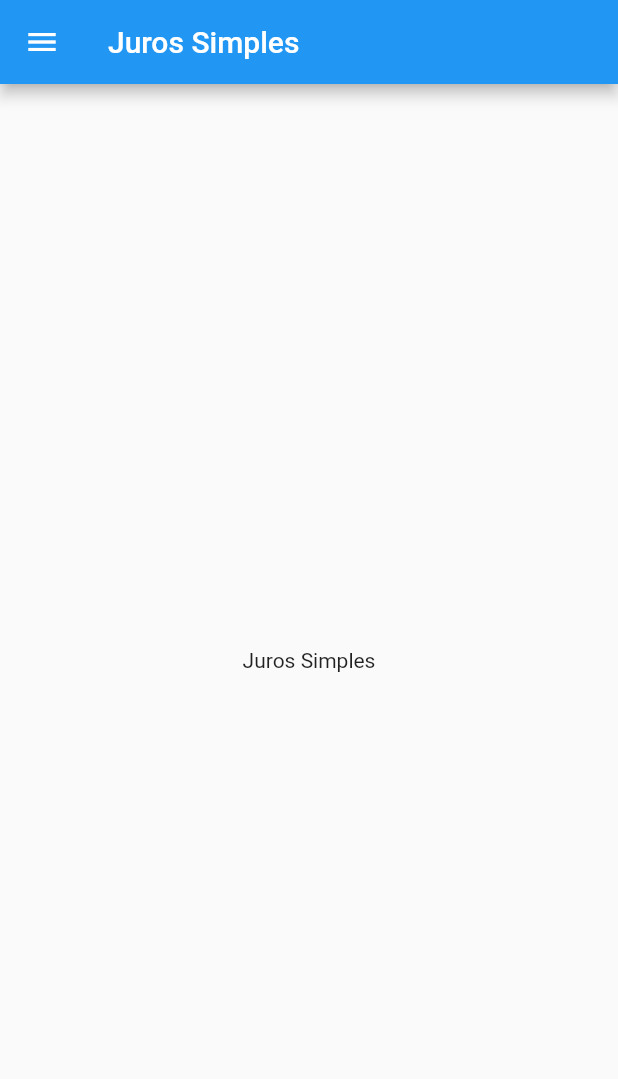
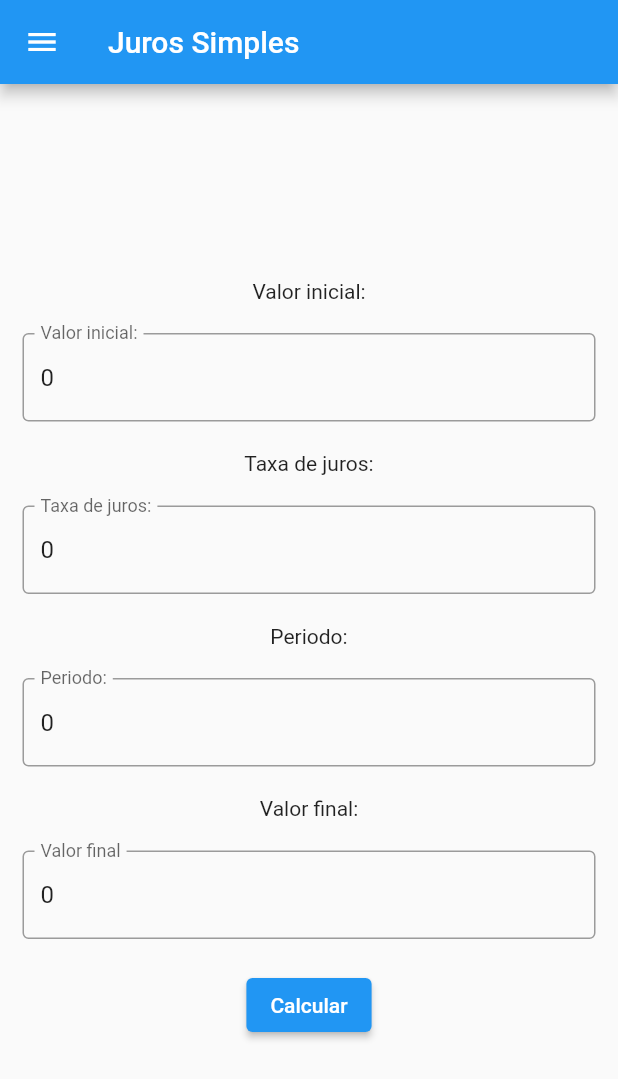
Before and after one commit to JN513/conversor_de_moedas, a Flutter app: the screen it shows after launch, in the side drawer, after a tap on "Calculadora de juros simples", on a phone screen of 412 x 824 dp. Shown: the top 1079 px of the screen. Run offline on Flutter 3.47's test engine with Material 2 defaults, Android fonts, the phone set to English and light mode, and no system bars; network calls fail.

Commit message:
Criando pagina e logica de calculo de juros simples

```diff
--- a/lib/pages/simple.dart
+++ b/lib/pages/simple.dart
@@ -10,6 +10,79 @@ class SimplePage extends StatefulWidget {
 
 class _SimplePageState extends State<SimplePage> {
 
+  final TextEditingController _initialValueTextControler = TextEditingController();
+  final TextEditingController _rateTextControler = TextEditingController();
+  final TextEditingController _periodValueTextControler = TextEditingController();
+  final TextEditingController _finalValueTextControler = TextEditingController();
+
+  @override
+  void initState() {
+    super.initState();
+     setState(() {
+       _initialValueTextControler.text = "0";
+       _rateTextControler.text = "0";
+       _periodValueTextControler.text = "0";
+       _finalValueTextControler.text = "0";
+     });
+  }
+
+  void calculate() {
+    String initialValueText = _initialValueTextControler.text;
+    String rateText = _rateTextControler.text;
+    String periodText = _periodValueTextControler.text;
+    String finalValueText = _finalValueTextControler.text;
+
+    double initialValue = 0.0;
+    double rate = 0.0;
+    double period = 0.0;
+    double finalValue = 0.0;
+
+    if(initialValueText.isEmpty) {
+      initialValue = 0.0;
+    } else {
+      initialValue = double.parse(initialValueText);
+    }
+
+    if(rateText.isEmpty) {
+      rate = 0.0;
+    } else {
+      rate = double.parse(rateText);
+    }
+
+    if(periodText.isEmpty) {
+      period = 0.0;
+    } else {
+      period = double.parse(periodText);
+    }
+
+    if(finalValueText.isEmpty) {
+      finalValue = 0.0;
+    } else {
+      finalValue = double.parse(finalValueText);
+    }
+
+    if(initialValue == 0 && rate == 0 && period == 0 && finalValue == 0) {
+      return;
+    } else if( initialValue == 0 && rate != 0 && period != 0 && finalValue != 0) {
+      setState(() {
+        _initialValueTextControler.text = (finalValue / (1 + (rate / 100) * period)).toString();
+      });
+    } else if( initialValue != 0 && rate == 0 && period != 0 && finalValue != 0) {
+      setState(() {
+        _rateTextControler.text = ((finalValue / initialValue - 1) / period).toString();
+      });
+    } else if( initialValue != 0 && rate != 0 && period == 0 && finalValue != 0) {
+      setState(() {
+        _periodValueTextControler.text = ((finalValue / initialValue - 1) / (rate / 100)).toString();
+      });
+    } else if( initialValue != 0 && rate != 0 && period != 0 && finalValue == 0) {
+      setState(() {
+        _finalValueTextControler.text =
+            (initialValue * (1 + (rate / 100) * period)).toString();
+      });
+    }
+  }
+
   @override
   Widget build(BuildContext context) {
     return Scaffold(
@@ -18,12 +91,82 @@ class _SimplePageState extends State<SimplePage> {
       ),
       drawer: Header(context),
       body: Center(
-        child: Column(
-          mainAxisAlignment: MainAxisAlignment.center,
-          children: <Widget>[
-            Text("Juros Simples"),
-          ],
-        ),
+        child: SingleChildScrollView(
+          child: Column(
+            mainAxisAlignment: MainAxisAlignment.center,
+            children: <Widget>[
+              Padding(
+                padding: EdgeInsets.fromLTRB(15, 10, 15, 10),
+                child: Text("Valor inicial:"),
+              ),
+              Padding(
+                padding: EdgeInsets.fromLTRB(15, 10, 15, 10),
+                child: TextField(
+                  controller: _initialValueTextControler,
+                  keyboardType: TextInputType.number,
+                  decoration: InputDecoration(
+                    border: OutlineInputBorder(),
+                    labelText: "Valor inicial:",
+                  ),
+                ),
+              ),
+              Padding(
+                padding: EdgeInsets.fromLTRB(15, 10, 15, 10),
+                child: Text("Taxa de juros:"),
+              ),
+              Padding(
+                padding: EdgeInsets.fromLTRB(15, 10, 15, 10),
+                child: TextField(
+                  controller: _rateTextControler,
+                  keyboardType: TextInputType.number,
+                  decoration: InputDecoration(
+                    border: OutlineInputBorder(),
+                    labelText: "Taxa de juros:",
+                  ),
+                ),
+              ),
+              Padding(
+                padding: EdgeInsets.fromLTRB(15, 10, 15, 10),
+                child: Text("Periodo:"),
+              ),
+              Padding(
+                padding: EdgeInsets.fromLTRB(15, 10, 15, 10),
+                child: TextField(
+                  controller: _periodValueTextControler,
+                  keyboardType: TextInputType.number,
+                  decoration: InputDecoration(
+                    border: OutlineInputBorder(),
+                    labelText: "Periodo:",
+                  ),
+                ),
+              ),
+              Padding(
+                padding: EdgeInsets.fromLTRB(15, 10, 15, 10),
+                child: Text("Valor final:"),
+              ),
+              Padding(
+                padding: EdgeInsets.fromLTRB(15, 10, 15, 10),
+                child: TextField(
+                  controller: _finalValueTextControler,
+                  keyboardType: TextInputType.number,
+                  decoration: InputDecoration(
+                    border: OutlineInputBorder(),
+                    labelText: "Valor final",
+                  ),
+                ),
+              ),
+              Padding(
+                padding: EdgeInsets.fromLTRB(15, 10, 15, 10),
+                child: ElevatedButton(
+                  child: Text("Calcular"),
+                  onPressed: () {
+                    calculate();
+                  },
+                ),
+              ),
+            ],
+          ),
+        )
       ),
     );
   }
```
